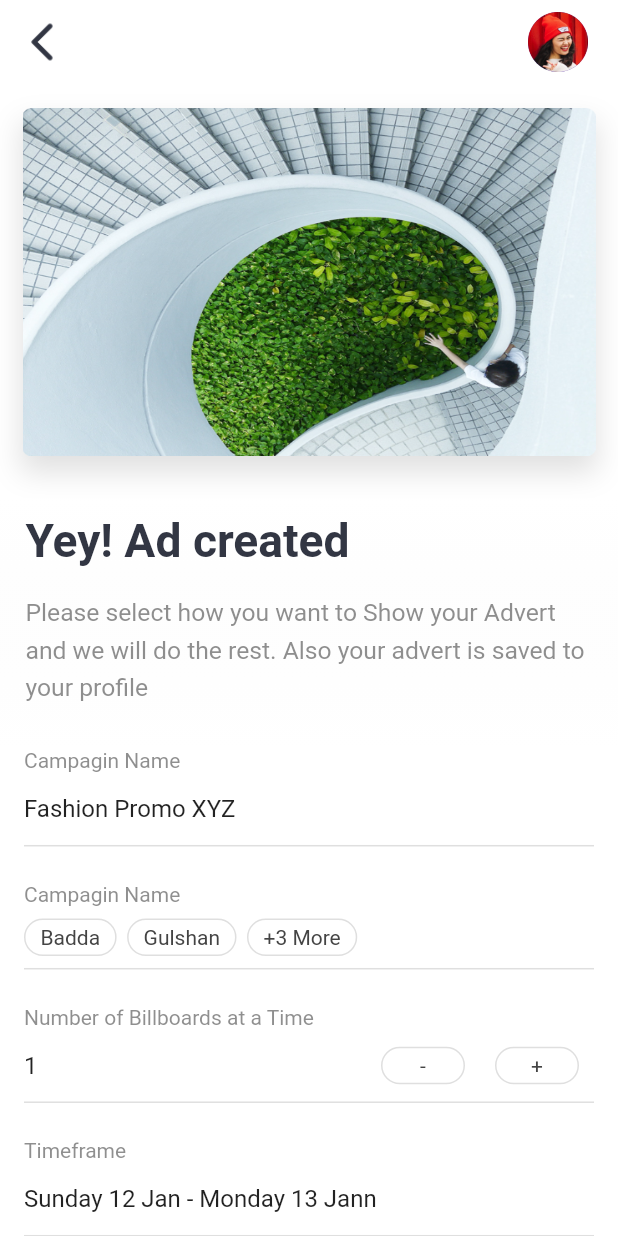
After one commit to KlayThompson/Adboards, a Flutter app: the TemplateSelectPage screen opened directly, on a phone screen of 412 x 824 dp. The commit adds this screen. Run offline on Flutter 3.47's test engine with Material 2 defaults, Android fonts, the phone set to English and light mode, and no system bars; our stand-ins replace fluro, flutter_screenutil; statements that could not run were skipped.

Commit message:
finish select page

```diff
--- a/adboards/lib/pages/template_editor_page.dart
+++ b/adboards/lib/pages/template_editor_page.dart
@@ -1,3 +1,4 @@
+import 'package:adboards/routes/routes.dart';
 import 'package:adboards/widget/appbar_leading_widget.dart';
 import 'package:adboards/widget/small_button_widget.dart';
 import 'package:flutter/material.dart';
@@ -20,7 +21,7 @@ class TemplateEditorPage extends StatelessWidget {
           leading: AppbarLeadingWidget(),
           brightness: Brightness.light,
           actions: <Widget>[
-            _doneButtonWidget()
+            _doneButtonWidget(context)
           ],
         ),
         body: Column(
@@ -32,9 +33,11 @@ class TemplateEditorPage extends StatelessWidget {
     );
   }
 
-  Widget _doneButtonWidget() {
+  Widget _doneButtonWidget(BuildContext context) {
     return InkWell(
-      onTap: () {},
+      onTap: () {
+        Routes.navigateTo(context, Routes.select);
+      },
       child: Container(
         width: 71,
         margin: EdgeInsets.only(top: 14,bottom: 14,right: 15),
--- /dev/null
+++ b/adboards/lib/pages/template_select_page.dart
@@ -0,0 +1,250 @@
+import 'package:adboards/widget/appbar_leading_widget.dart';
+import 'package:adboards/widget/avatar_widget.dart';
+import 'package:adboards/widget/main_button_widget.dart';
+import 'package:adboards/widget/tag_widget.dart';
+import 'package:adboards/widget/top_text_widget.dart';
+import 'package:flutter/material.dart';
+import 'package:flutter_screenutil/flutter_screenutil.dart';
+
+class TemplateSelectPage extends StatefulWidget {
+  @override
+  _TemplateSelectPageState createState() => _TemplateSelectPageState();
+}
+
+class _TemplateSelectPageState extends State<TemplateSelectPage> {
+  final String bigImg1Asset = 'resources/img/bigImg1.png';
+  final String eyeAsset = 'resources/img/eye.png';
+
+  final TextEditingController companyController = TextEditingController(text: 'Fashion Promo XYZ');
+  TextEditingController numController = TextEditingController(text: '1');
+  TextEditingController timeFrameController = TextEditingController(text: 'Sunday 12 Jan - Monday 13 Jann');
+
+  @override
+  Widget build(BuildContext context) {
+    return Scaffold(
+        backgroundColor: Colors.white,
+        appBar: AppBar(
+          backgroundColor: Colors.white,
+          elevation: 0,
+          leading: AppbarLeadingWidget(),
+          brightness: Brightness.light,
+          actions: <Widget>[AvatarWidget()],
+        ),
+        body: ListView(
+          children: <Widget>[
+            _topImageWidget(),
+            SizedBox(height: 28,),
+            TopTextWidget(title: 'Yey! Ad created',desc: 'Please select how you want to Show your Advert and we will do the rest. Also your advert is saved to your profile',),
+            _companyNameWidget(),
+            _tagSelectWidget(),
+            _numNameWidget(),
+            _timeFrameWidget(),
+            _bottomWidget()
+          ],
+        )
+    );
+  }
+
+  Widget _topImageWidget() {
+    return Container(
+      padding: EdgeInsets.only(left: 15,right: 15,top: 16),
+      height: ScreenUtil().setHeight(201),
+      child: Container(
+        decoration: BoxDecoration(
+            boxShadow: [
+              BoxShadow(
+                  color: Colors.black12,
+                  offset: Offset(0, 10),
+                  blurRadius: 15.0, //阴影模糊程度
+                  spreadRadius: 1.0 //阴影扩散程度
+              )
+            ]
+        ),
+        child: Image.asset(bigImg1Asset,fit: BoxFit.fill,),
+      ),
+    );
+  }
+
+  Widget _companyNameWidget() {
+    return Container(
+      margin: EdgeInsets.only(left: 16,right: 16),
+      decoration: BoxDecoration(
+          border: Border(
+              bottom: BorderSide(
+                  width: 1, color: Color(0xffdfdfdf)
+              )
+          )
+      ),
+      child: Column(
+        crossAxisAlignment: CrossAxisAlignment.start,
+        children: <Widget>[
+          Text('Campagin Name',style: TextStyle(fontSize: 14,color: Color.fromRGBO(68, 68, 68, 0.6)),),
+          TextField(
+            controller: companyController,
+            decoration: InputDecoration(
+              contentPadding: EdgeInsets.symmetric(horizontal: 0),
+              border: OutlineInputBorder(borderSide: BorderSide.none),
+            ),
+          )
+        ],
+      ),
+    );
+  }
+
+  Widget _tagSelectWidget() {
+    return Container(
+      padding: EdgeInsets.only(top: 24,bottom: 8),
+      margin: EdgeInsets.only(left: 16, right: 16),
+      decoration: BoxDecoration(
+          border: Border(
+              bottom: BorderSide(width: 1,color: Color(0xffdfdfdf))
+          )
+      ),
+      child: Column(
+        crossAxisAlignment: CrossAxisAlignment.start,
+        children: <Widget>[
+          Text('Campagin Name',style: TextStyle(fontSize: 14,color: Color.fromRGBO(68, 68, 68, 0.6)),),
+          SizedBox(height: 8,),
+          Row(
+            children: <Widget>[
+              TagWidget(title: 'Badda'),
+              SizedBox(width: 7,),
+              TagWidget(title: 'Gulshan',),
+              SizedBox(width: 7,),
+              TagWidget(title: '+3 More',)
+            ],
+          )
+        ],
+      ),
+    );
+  }
+
+  Widget _numNameWidget() {
+    return Container(
+      margin: EdgeInsets.only(left: 16,right: 16),
+      padding: EdgeInsets.only(top: 24),
+      decoration: BoxDecoration(
+          border: Border(
+              bottom: BorderSide(
+                  width: 1, color: Color(0xffdfdfdf)
+              )
+          )
+      ),
+      child: Column(
+        crossAxisAlignment: CrossAxisAlignment.start,
+        children: <Widget>[
+          Text('Number of Billboards at a Time',style: TextStyle(fontSize: 14,color: Color.fromRGBO(68, 68, 68, 0.6)),),
+          Row(
+            children: <Widget>[
+              Expanded(
+                flex: 3,
+                child: TextField(
+                  controller: numController,
+                  decoration: InputDecoration(
+                    contentPadding: EdgeInsets.symmetric(horizontal: 0),
+                    border: OutlineInputBorder(borderSide: BorderSide.none),
+                  ),
+                ),),
+              Expanded(
+                  flex: 1,
+                  child: _changeNumButtonWidget('-')
+              ),
+              Expanded(
+                  flex: 1,
+                  child: _changeNumButtonWidget('+')
+              )
+            ],
+          )
+        ],
+      ),
+    );
+  }
+
+  Widget _changeNumButtonWidget(String state) {
+    return InkWell(
+      onTap: () {
+        int value = int.parse(numController.text);
+        if (state == '-') {
+          value--;
+          if (value < 1) {
+            value = 1;
+          }
+          numController.text = '$value';
+        } else if (state == '+') {
+          value++;
+          numController.text = '$value';
+        }
+      },
+      child: Container(
+        height: 25,
+        width: 20,
+        padding: EdgeInsets.fromLTRB(10, 0, 10, 0),
+        margin: EdgeInsets.only(left: 10,right: 10),
+        decoration: BoxDecoration(
+            borderRadius: BorderRadius.circular(12.5),
+            border: Border.all(width: 1, color: Color(0xffdfdfdf))
+        ),
+        child: Center(child: Text(state,style: TextStyle(color: Color(0xff444444),fontSize: 14),),),
+      ),
+    );
+  }
+
+  Widget _timeFrameWidget() {
+    return Container(
+      margin: EdgeInsets.only(left: 16,right: 16),
+      padding: EdgeInsets.only(top: 24),
+      decoration: BoxDecoration(
+          border: Border(
+              bottom: BorderSide(
+                  width: 1, color: Color(0xffdfdfdf)
+              )
+          )
+      ),
+      child: Column(
+        crossAxisAlignment: CrossAxisAlignment.start,
+        children: <Widget>[
+          Text('Timeframe',style: TextStyle(fontSize: 14,color: Color.fromRGBO(68, 68, 68, 0.6)),),
+          TextField(
+            controller: timeFrameController,
+            decoration: InputDecoration(
+              contentPadding: EdgeInsets.symmetric(horizontal: 0),
+              border: OutlineInputBorder(borderSide: BorderSide.none),
+            ),
+          )
+        ],
+      ),
+    );
+  }
+
+  Widget _bottomWidget() {
+    return Container(
+      padding: EdgeInsets.all(15),
+      child: Row(
+        mainAxisAlignment: MainAxisAlignment.spaceBetween,
+        children: <Widget>[
+          Expanded(
+              child: Column(
+                crossAxisAlignment: CrossAxisAlignment.start,
+                children: <Widget>[
+                  Row(
+                    children: <Widget>[
+                      Text('12,500',style: TextStyle(fontWeight: FontWeight.bold,fontSize: 20,color: Color(0xff444444)),),
+                      SizedBox(width: 8,),
+                      Image.asset(eyeAsset,width: 24,)
+                    ],
+                  ),
+                  SizedBox(height: 10,),
+                  Text('Aprrox. Impression',style: TextStyle(color: Color.fromRGBO(68, 68, 68, 0.6),fontSize: 13),),
+                ],
+              )
+          ),
+          Expanded(
+              child: MainButtonWidget(icon: '',title: '\$3.55',isShort: true,rightZero: true,)
+          )
+        ],
+      ),
+    );
+  }
+
+
+}
--- a/adboards/lib/routes/route_handler.dart
+++ b/adboards/lib/routes/route_handler.dart
@@ -5,6 +5,7 @@ import 'package:adboards/pages/choose_template_page.dart';
 import 'package:adboards/pages/expertise_level_page.dart';
 import 'package:adboards/pages/template_details_page.dart';
 import 'package:adboards/pages/template_editor_page.dart';
+import 'package:adboards/pages/template_select_page.dart';
 import 'package:fluro/fluro.dart';
 import 'package:flutter/material.dart';
 import 'package:adboards/pages/login_page.dart';
@@ -47,6 +48,10 @@ var editorHandler = Handler(handlerFunc: (BuildContext context, Map<String, dyna
   return TemplateEditorPage();
 });
 
+var selectHandler = Handler(handlerFunc: (BuildContext context, Map<String, dynamic>params) {
+  return TemplateSelectPage();
+});
+
 // 网页加载 - 示例：传多个字符串参数
 //var webViewHandler =
 //Handler(handlerFunc: (BuildContext context, Map<String, dynamic> params) {
--- a/adboards/lib/routes/routes.dart
+++ b/adboards/lib/routes/routes.dart
@@ -15,6 +15,7 @@ class Routes {
   static String choose = '/choose'; // choose template
   static String details = '/details'; // choose template
   static String editor = '/editor'; // template editor
+  static String select = '/select'; // template editor
 
 
 
@@ -37,6 +38,7 @@ class Routes {
     router.define(choose, handler: chooseHandler);
     router.define(details, handler: detailsHandler);
     router.define(editor, handler: editorHandler);
+    router.define(select, handler: selectHandler);
 
 //    router.define(webView, handler: webViewHandler); // 网页加载
 //    router.define(wxSharePay, handler: wxSharePayHandler); // 测试model传参
--- a/adboards/lib/widget/main_button_widget.dart
+++ b/adboards/lib/widget/main_button_widget.dart
@@ -6,12 +6,13 @@ class MainButtonWidget extends StatelessWidget {
   final String icon;
   final String title;
   final bool isShort;
+  final bool rightZero;
   final colors = [Color(0xff0AC4BA),Color(0xff2BDA8E)];
-  MainButtonWidget({this.isWhite=false,this.icon,this.title,this.isShort=false});
+  MainButtonWidget({this.isWhite=false,this.icon,this.title,this.isShort=false,this.rightZero=false});
   @override
   Widget build(BuildContext context) {
     return Container(
-      padding: EdgeInsets.fromLTRB(20, 0, 20, 0),
+      padding: EdgeInsets.fromLTRB(20, 0, rightZero ? 0 : 20, 0),
       child: Container(
         width: this.isShort ? ScreenUtil().setWidth(335) : ScreenUtil().setWidth(148),
         height: ScreenUtil().setHeight(48),
--- a/adboards/pubspec.yaml
+++ b/adboards/pubspec.yaml
@@ -69,6 +69,7 @@ flutter:
     - resources/img/faceid.png
     - resources/img/ar_big.png
     - resources/img/ar_big_icon.png
+    - resources/img/eye.png
 
   # An image asset can refer to one or more resolution-specific "variants", see
   # https://flutter.dev/assets-and-images/#resolution-aware.
```
Also changed, not shown: adboards/resources/img/eye.png (added).
